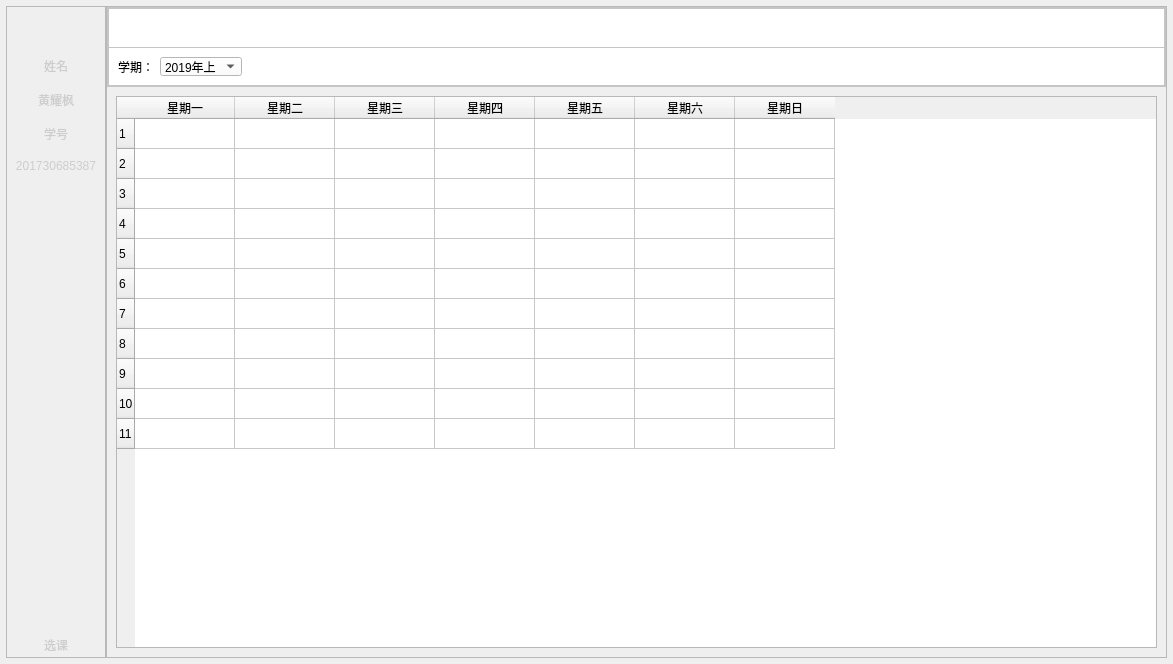
Qt form Client/mainwin.ui (NichtsHsu/SelectCourse) before a commit.
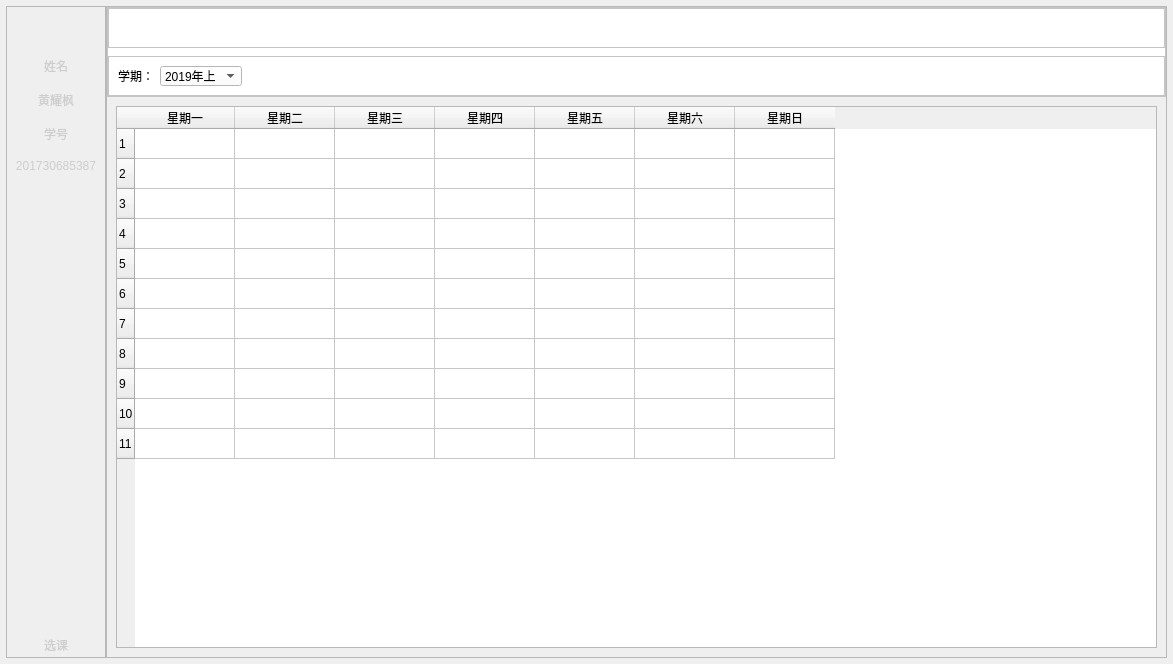
The same form after that commit. Icons and pictures are not drawn.

```diff
--- a/Client/mainwin.ui
+++ b/Client/mainwin.ui
@@ -278,7 +278,10 @@
      <property name="frameShadow">
       <enum>QFrame::Raised</enum>
      </property>
-     <layout class="QGridLayout" name="gridLayout_2">
+     <layout class="QVBoxLayout" name="verticalLayout">
+      <property name="spacing">
+       <number>0</number>
+      </property>
       <property name="leftMargin">
        <number>0</number>
       </property>
@@ -291,136 +294,7 @@
       <property name="bottomMargin">
        <number>0</number>
       </property>
-      <property name="verticalSpacing">
-       <number>0</number>
-      </property>
-      <item row="1" column="0">
-       <layout class="QVBoxLayout" name="verticalLayout_3">
-        <property name="spacing">
-         <number>9</number>
-        </property>
-        <property name="leftMargin">
-         <number>9</number>
-        </property>
-        <property name="topMargin">
-         <number>9</number>
-        </property>
-        <property name="rightMargin">
-         <number>9</number>
-        </property>
-        <property name="bottomMargin">
-         <number>9</number>
-        </property>
-        <item>
-         <widget class="QTableWidget" name="classTable">
-          <property name="styleSheet">
-           <string notr="true"/>
-          </property>
-          <row>
-           <property name="text">
-            <string>1</string>
-           </property>
-          </row>
-          <row>
-           <property name="text">
-            <string>2</string>
-           </property>
-          </row>
-          <row>
-           <property name="text">
-            <string>3</string>
-           </property>
-          </row>
-          <row>
-           <property name="text">
-            <string>4</string>
-           </property>
-          </row>
-          <row>
-           <property name="text">
-            <string>5</string>
-           </property>
-          </row>
-          <row>
-           <property name="text">
-            <string>6</string>
-           </property>
-          </row>
-          <row>
-           <property name="text">
-            <string>7</string>
-           </property>
-          </row>
-          <row>
-           <property name="text">
-            <string>8</string>
-           </property>
-          </row>
-          <row>
-           <property name="text">
-            <string>9</string>
-           </property>
-          </row>
-          <row>
-           <property name="text">
-            <string>10</string>
-           </property>
-          </row>
-          <row>
-           <property name="text">
-            <string>11</string>
-           </property>
-          </row>
-          <column>
-           <property name="text">
-            <string>星期一</string>
-           </property>
-          </column>
-          <column>
-           <property name="text">
-            <string>星期二</string>
-           </property>
-          </column>
-          <column>
-           <property name="text">
-            <string>星期三</string>
-           </property>
-          </column>
-          <column>
-           <property name="text">
-            <string>星期四</string>
-           </property>
-          </column>
-          <column>
-           <property name="text">
-            <string>星期五</string>
-           </property>
-          </column>
-          <column>
-           <property name="text">
-            <string>星期六</string>
-           </property>
-          </column>
-          <column>
-           <property name="text">
-            <string>星期日</string>
-           </property>
-          </column>
-          <item row="0" column="0">
-           <property name="text">
-            <string/>
-           </property>
-           <property name="font">
-            <font>
-             <stylestrategy>NoAntialias</stylestrategy>
-            </font>
-           </property>
-          </item>
-         </widget>
-        </item>
-       </layout>
-      </item>
-      <item row="0" column="0">
+      <item>
        <widget class="QFrame" name="topBar">
         <property name="sizePolicy">
          <sizepolicy hsizetype="Expanding" vsizetype="Maximum">
@@ -431,13 +305,13 @@
         <property name="minimumSize">
          <size>
           <width>0</width>
-          <height>80</height>
+          <height>90</height>
          </size>
         </property>
         <property name="maximumSize">
          <size>
           <width>16777215</width>
-          <height>80</height>
+          <height>90</height>
          </size>
         </property>
         <property name="styleSheet">
@@ -462,71 +336,12 @@
          <property name="bottomMargin">
           <number>0</number>
          </property>
+         <property name="horizontalSpacing">
+          <number>10</number>
+         </property>
          <property name="verticalSpacing">
           <number>0</number>
          </property>
-         <item row="1" column="0">
-          <widget class="QFrame" name="frame_5">
-           <property name="maximumSize">
-            <size>
-             <width>16777215</width>
-             <height>40</height>
-            </size>
-           </property>
-           <property name="frameShape">
-            <enum>QFrame::StyledPanel</enum>
-           </property>
-           <property name="frameShadow">
-            <enum>QFrame::Raised</enum>
-           </property>
-           <layout class="QHBoxLayout" name="horizontalLayout_4">
-            <item>
-             <widget class="QLabel" name="label_3">
-              <property name="text">
-               <string>学期：</string>
-              </property>
-             </widget>
-            </item>
-            <item>
-             <widget class="QComboBox" name="comboBox">
-              <item>
-               <property name="text">
-                <string>2019年上</string>
-               </property>
-              </item>
-              <item>
-               <property name="text">
-                <string>2018年下</string>
-               </property>
-              </item>
-              <item>
-               <property name="text">
-                <string>2018年上</string>
-               </property>
-              </item>
-              <item>
-               <property name="text">
-                <string>2017年下</string>
-               </property>
-              </item>
-             </widget>
-            </item>
-            <item>
-             <spacer name="horizontalSpacer">
-              <property name="orientation">
-               <enum>Qt::Horizontal</enum>
-              </property>
-              <property name="sizeHint" stdset="0">
-               <size>
-                <width>40</width>
-                <height>20</height>
-               </size>
-              </property>
-             </spacer>
-            </item>
-           </layout>
-          </widget>
-         </item>
          <item row="0" column="0">
           <widget class="QFrame" name="topBar_3">
            <property name="sizePolicy">
@@ -669,6 +484,68 @@
           </widget>
          </item>
          <item row="2" column="0">
+          <widget class="QFrame" name="frame_5">
+           <property name="maximumSize">
+            <size>
+             <width>16777215</width>
+             <height>40</height>
+            </size>
+           </property>
+           <property name="frameShape">
+            <enum>QFrame::StyledPanel</enum>
+           </property>
+           <property name="frameShadow">
+            <enum>QFrame::Raised</enum>
+           </property>
+           <layout class="QHBoxLayout" name="horizontalLayout_4">
+            <item>
+             <widget class="QLabel" name="label_3">
+              <property name="text">
+               <string>学期：</string>
+              </property>
+             </widget>
+            </item>
+            <item>
+             <widget class="QComboBox" name="comboBox">
+              <item>
+               <property name="text">
+                <string>2019年上</string>
+               </property>
+              </item>
+              <item>
+               <property name="text">
+                <string>2018年下</string>
+               </property>
+              </item>
+              <item>
+               <property name="text">
+                <string>2018年上</string>
+               </property>
+              </item>
+              <item>
+               <property name="text">
+                <string>2017年下</string>
+               </property>
+              </item>
+             </widget>
+            </item>
+            <item>
+             <spacer name="horizontalSpacer">
+              <property name="orientation">
+               <enum>Qt::Horizontal</enum>
+              </property>
+              <property name="sizeHint" stdset="0">
+               <size>
+                <width>40</width>
+                <height>20</height>
+               </size>
+              </property>
+             </spacer>
+            </item>
+           </layout>
+          </widget>
+         </item>
+         <item row="1" column="0">
           <spacer name="verticalSpacer_6">
            <property name="orientation">
             <enum>Qt::Vertical</enum>
@@ -684,6 +561,132 @@
         </layout>
        </widget>
       </item>
+      <item>
+       <layout class="QVBoxLayout" name="verticalLayout_3">
+        <property name="spacing">
+         <number>9</number>
+        </property>
+        <property name="leftMargin">
+         <number>9</number>
+        </property>
+        <property name="topMargin">
+         <number>9</number>
+        </property>
+        <property name="rightMargin">
+         <number>9</number>
+        </property>
+        <property name="bottomMargin">
+         <number>9</number>
+        </property>
+        <item>
+         <widget class="QTableWidget" name="classTable">
+          <property name="styleSheet">
+           <string notr="true"/>
+          </property>
+          <row>
+           <property name="text">
+            <string>1</string>
+           </property>
+          </row>
+          <row>
+           <property name="text">
+            <string>2</string>
+           </property>
+          </row>
+          <row>
+           <property name="text">
+            <string>3</string>
+           </property>
+          </row>
+          <row>
+           <property name="text">
+            <string>4</string>
+           </property>
+          </row>
+          <row>
+           <property name="text">
+            <string>5</string>
+           </property>
+          </row>
+          <row>
+           <property name="text">
+            <string>6</string>
+           </property>
+          </row>
+          <row>
+           <property name="text">
+            <string>7</string>
+           </property>
+          </row>
+          <row>
+           <property name="text">
+            <string>8</string>
+           </property>
+          </row>
+          <row>
+           <property name="text">
+            <string>9</string>
+           </property>
+          </row>
+          <row>
+           <property name="text">
+            <string>10</string>
+           </property>
+          </row>
+          <row>
+           <property name="text">
+            <string>11</string>
+           </property>
+          </row>
+          <column>
+           <property name="text">
+            <string>星期一</string>
+           </property>
+          </column>
+          <column>
+           <property name="text">
+            <string>星期二</string>
+           </property>
+          </column>
+          <column>
+           <property name="text">
+            <string>星期三</string>
+           </property>
+          </column>
+          <column>
+           <property name="text">
+            <string>星期四</string>
+           </property>
+          </column>
+          <column>
+           <property name="text">
+            <string>星期五</string>
+           </property>
+          </column>
+          <column>
+           <property name="text">
+            <string>星期六</string>
+           </property>
+          </column>
+          <column>
+           <property name="text">
+            <string>星期日</string>
+           </property>
+          </column>
+          <item row="0" column="0">
+           <property name="text">
+            <string/>
+           </property>
+           <property name="font">
+            <font>
+             <stylestrategy>NoAntialias</stylestrategy>
+            </font>
+           </property>
+          </item>
+         </widget>
+        </item>
+       </layout>
+      </item>
      </layout>
     </widget>
    </item>
```
